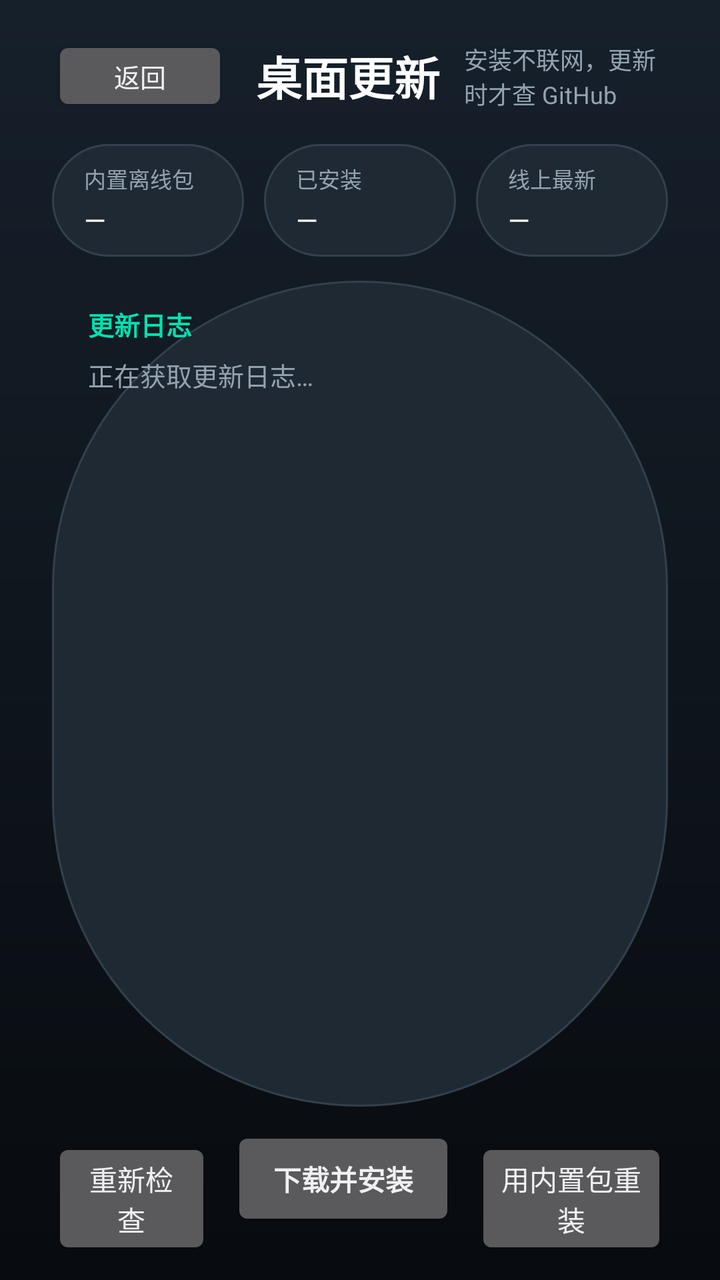
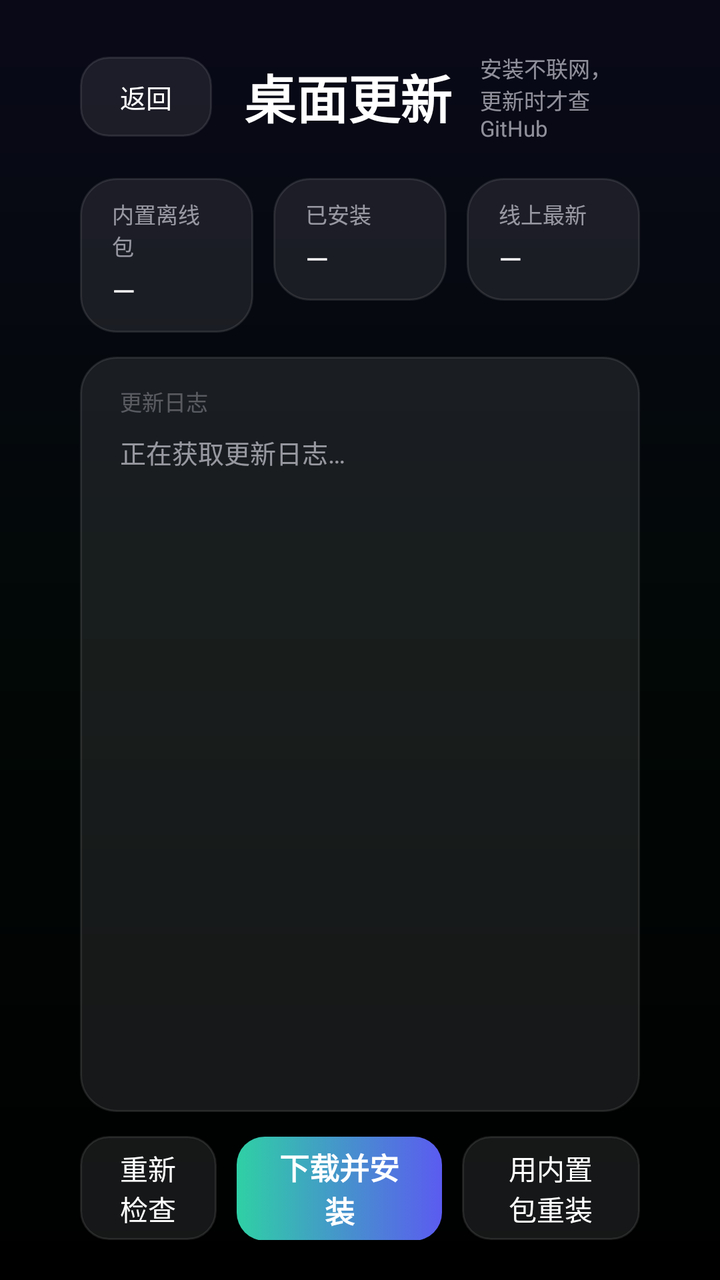

The first picture is an Android layout as it rendered before a commit; the second is the same layout after the commit. The layout source and the unified diff follow.
<!-- AndroidManifest.xml: application theme AppTheme -->
<!-- res/layout/activity_update.xml -->
<?xml version="1.0" encoding="utf-8"?>
<FrameLayout xmlns:android="http://schemas.android.com/apk/res/android"
    android:layout_width="match_parent"
    android:layout_height="match_parent"
    android:background="@drawable/bg_app">

    <LinearLayout
        android:layout_width="match_parent"
        android:layout_height="match_parent"
        android:orientation="vertical"
        android:paddingStart="26dp"
        android:paddingTop="18dp"
        android:paddingEnd="26dp"
        android:paddingBottom="16dp">

        
        <LinearLayout
            android:layout_width="match_parent"
            android:layout_height="wrap_content"
            android:gravity="center_vertical"
            android:orientation="horizontal">

            <Button
                android:id="@+id/btnBack"
                android:layout_width="wrap_content"
                android:layout_height="wrap_content"
                android:minHeight="40dp"
                android:text="@string/back"
                android:textSize="13sp" />

            <TextView
                android:layout_width="wrap_content"
                android:layout_height="wrap_content"
                android:layout_marginStart="14dp"
                android:text="@string/update_title"
                android:textColor="@color/text_primary"
                android:textSize="23sp"
                android:textStyle="bold" />

            <TextView
                android:layout_width="wrap_content"
                android:layout_height="wrap_content"
                android:layout_marginStart="12dp"
                android:text="@string/update_subtitle"
                android:textColor="@color/text_secondary"
                android:textSize="12sp" />

            <View
                android:layout_width="0dp"
                android:layout_height="1dp"
                android:layout_weight="1" />

            <TextView
                android:id="@+id/tvUpdateStatus"
                android:layout_width="wrap_content"
                android:layout_height="wrap_content"
                android:background="@drawable/bg_chip"
                android:paddingStart="14dp"
                android:paddingTop="7dp"
                android:paddingEnd="14dp"
                android:paddingBottom="7dp"
                android:text="@string/update_checking"
                android:textColor="@color/text_primary"
                android:textSize="13sp" />
        </LinearLayout>

        
        <LinearLayout
            android:layout_width="match_parent"
            android:layout_height="wrap_content"
            android:layout_marginTop="14dp"
            android:orientation="horizontal">

            <LinearLayout
                android:layout_width="0dp"
                android:layout_height="wrap_content"
                android:layout_weight="1"
                android:background="@drawable/bg_chip"
                android:orientation="vertical"
                android:paddingStart="16dp"
                android:paddingTop="9dp"
                android:paddingEnd="16dp"
                android:paddingBottom="9dp">

                <TextView
                    android:layout_width="wrap_content"
                    android:layout_height="wrap_content"
                    android:text="@string/info_bundled"
                    android:textColor="@color/text_secondary"
                    android:textSize="11sp" />

                <TextView
                    android:id="@+id/tvBundled"
                    android:layout_width="match_parent"
                    android:layout_height="wrap_content"
                    android:layout_marginTop="3dp"
                    android:ellipsize="end"
                    android:maxLines="1"
                    android:text="@string/dash"
                    android:textColor="@color/text_primary"
                    android:textSize="14sp" />
            </LinearLayout>

            <LinearLayout
                android:layout_width="0dp"
                android:layout_height="wrap_content"
                android:layout_marginStart="10dp"
                android:layout_weight="1"
                android:background="@drawable/bg_chip"
                android:orientation="vertical"
                android:paddingStart="16dp"
                android:paddingTop="9dp"
                android:paddingEnd="16dp"
                android:paddingBottom="9dp">

                <TextView
                    android:layout_width="wrap_content"
                    android:layout_height="wrap_content"
                    android:text="@string/info_installed"
                    android:textColor="@color/text_secondary"
                    android:textSize="11sp" />

                <TextView
                    android:id="@+id/tvInstalledVersion"
                    android:layout_width="match_parent"
                    android:layout_height="wrap_content"
                    android:layout_marginTop="3dp"
                    android:ellipsize="end"
                    android:maxLines="1"
                    android:text="@string/dash"
                    android:textColor="@color/text_primary"
                    android:textSize="14sp" />
            </LinearLayout>

            <LinearLayout
                android:layout_width="0dp"
                android:layout_height="wrap_content"
                android:layout_marginStart="10dp"
                android:layout_weight="1"
                android:background="@drawable/bg_chip"
                android:orientation="vertical"
                android:paddingStart="16dp"
                android:paddingTop="9dp"
                android:paddingEnd="16dp"
                android:paddingBottom="9dp">

                <TextView
                    android:layout_width="wrap_content"
                    android:layout_height="wrap_content"
                    android:text="@string/info_online"
                    android:textColor="@color/text_secondary"
                    android:textSize="11sp" />

                <TextView
                    android:id="@+id/tvOnline"
                    android:layout_width="match_parent"
                    android:layout_height="wrap_content"
                    android:layout_marginTop="3dp"
                    android:ellipsize="end"
                    android:maxLines="1"
                    android:text="@string/dash"
                    android:textColor="@color/text_primary"
                    android:textSize="14sp" />
            </LinearLayout>
        </LinearLayout>

        
        <LinearLayout
            android:layout_width="match_parent"
            android:layout_height="0dp"
            android:layout_marginTop="12dp"
            android:layout_weight="1"
            android:background="@drawable/bg_chip"
            android:orientation="vertical"
            android:paddingStart="18dp"
            android:paddingTop="12dp"
            android:paddingEnd="18dp"
            android:paddingBottom="10dp">

            <TextView
                android:layout_width="match_parent"
                android:layout_height="wrap_content"
                android:text="@string/changelog_title"
                android:textColor="@color/accent"
                android:textSize="13sp"
                android:textStyle="bold" />

            <ScrollView
                android:id="@+id/scrollChangelog"
                android:layout_width="match_parent"
                android:layout_height="0dp"
                android:layout_marginTop="6dp"
                android:layout_weight="1"
                android:focusable="true"
                android:focusableInTouchMode="true"
                android:scrollbarStyle="outsideOverlay">

                <TextView
                    android:id="@+id/tvChangelog"
                    android:layout_width="match_parent"
                    android:layout_height="wrap_content"
                    android:lineSpacingExtra="4dp"
                    android:text="@string/changelog_loading"
                    android:textColor="@color/text_secondary"
                    android:textSize="13sp" />
            </ScrollView>
        </LinearLayout>

        
        <LinearLayout
            android:id="@+id/blockBusy"
            android:layout_width="match_parent"
            android:layout_height="wrap_content"
            android:layout_marginTop="10dp"
            android:orientation="vertical"
            android:visibility="gone">

            <ProgressBar
                android:id="@+id/updateProgress"
                style="?android:attr/progressBarStyleHorizontal"
                android:layout_width="match_parent"
                android:layout_height="8dp"
                android:max="100"
                android:progressDrawable="@drawable/bg_progress" />

            <TextView
                android:id="@+id/tvBusyStep"
                android:layout_width="match_parent"
                android:layout_height="wrap_content"
                android:layout_marginTop="6dp"
                android:ellipsize="end"
                android:maxLines="1"
                android:text="@string/preparing"
                android:textColor="@color/text_secondary"
                android:textSize="12sp" />
        </LinearLayout>

        
        <LinearLayout
            android:layout_width="match_parent"
            android:layout_height="wrap_content"
            android:layout_marginTop="10dp"
            android:orientation="horizontal">

            <Button
                android:id="@+id/btnCheck"
                android:layout_width="0dp"
                android:layout_height="wrap_content"
                android:layout_weight="1"
                android:minHeight="52dp"
                android:text="@string/btn_check_online"
                android:textSize="14sp" />

            <Button
                android:id="@+id/btnDownload"
                android:layout_width="0dp"
                android:layout_height="wrap_content"
                android:layout_marginStart="10dp"
                android:layout_weight="1.4"
                android:minHeight="52dp"
                android:text="@string/btn_download_install"
                android:textSize="14sp"
                android:textStyle="bold" />

            <Button
                android:id="@+id/btnBundled"
                android:layout_width="0dp"
                android:layout_height="wrap_content"
                android:layout_marginStart="10dp"
                android:layout_weight="1.2"
                android:minHeight="52dp"
                android:text="@string/btn_reinstall_bundled"
                android:textSize="14sp" />
        </LinearLayout>
    </LinearLayout>
</FrameLayout>
<!-- resources referenced by this layout -->
<resources>
  <color name="accent">#FF00E0B0</color>
  <color name="text_secondary">#FF93A3B0</color>
  <!-- drawable bg_app (drawable) -->
  <?xml version="1.0" encoding="utf-8"?>
  <shape xmlns:android="http://schemas.android.com/apk/res/android" android:shape="rectangle">
      <gradient
          android:angle="270"
          android:endColor="@color/bg_bottom"
          android:startColor="@color/bg_top" />
  </shape>
  <!-- drawable bg_chip (drawable) -->
  <?xml version="1.0" encoding="utf-8"?>
  <shape xmlns:android="http://schemas.android.com/apk/res/android" android:shape="rectangle">
      <solid android:color="@color/card_fill" />
      <stroke android:width="1dp" android:color="@color/stroke_normal" />
      <corners android:radius="999dp" />
  </shape>
  <!-- drawable bg_progress (drawable) -->
  <?xml version="1.0" encoding="utf-8"?>
  <layer-list xmlns:android="http://schemas.android.com/apk/res/android">
      <item android:id="@android:id/background">
          <shape android:shape="rectangle">
              <solid android:color="#33FFFFFF" />
              <corners android:radius="5dp" />
          </shape>
      </item>
      <item android:id="@android:id/progress">
          <clip android:clipOrientation="horizontal" android:gravity="left">
              <shape android:shape="rectangle">
                  <gradient
                      android:angle="0"
                      android:endColor="#FF00B0FF"
                      android:startColor="@color/accent" />
                  <corners android:radius="5dp" />
              </shape>
          </clip>
      </item>
  </layer-list>
  <style name="AppTheme" parent="@android:style/Theme.DeviceDefault.NoActionBar">
          
          <item name="android:windowFullscreen">true</item>
          <item name="android:windowContentOverlay">@null</item>
      </style>
  <color name="bg_bottom">#FF080B0F</color>
  <color name="bg_top">#FF16202B</color>
  <color name="card_fill">#FF1F2933</color>
  <color name="stroke_normal">#FF33404D</color>
  <!-- unchanged entries left out for length: 15 -->
</resources>

<!-- the commit's change to res/layout/activity_update.xml (unified diff, before → after) -->
@@ -8,10 +8,10 @@
         android:layout_width="match_parent"
         android:layout_height="match_parent"
         android:orientation="vertical"
-        android:paddingStart="26dp"
-        android:paddingTop="18dp"
-        android:paddingEnd="26dp"
-        android:paddingBottom="16dp">
+        android:paddingStart="40dp"
+        android:paddingTop="26dp"
+        android:paddingEnd="40dp"
+        android:paddingBottom="20dp">
 
         
         <LinearLayout
@@ -22,28 +22,25 @@
 
             <Button
                 android:id="@+id/btnBack"
-                android:layout_width="wrap_content"
-                android:layout_height="wrap_content"
-                android:minHeight="40dp"
+                style="@style/Btn.Ghost"
+                android:layout_width="wrap_content"
+                android:layout_height="40dp"
                 android:text="@string/back"
                 android:textSize="13sp" />
 
             <TextView
                 android:layout_width="wrap_content"
                 android:layout_height="wrap_content"
+                android:layout_marginStart="16dp"
+                android:text="@string/update_title"
+                style="@style/Text.LargeTitle" />
+
+            <TextView
+                android:layout_width="wrap_content"
+                android:layout_height="wrap_content"
                 android:layout_marginStart="14dp"
-                android:text="@string/update_title"
-                android:textColor="@color/text_primary"
-                android:textSize="23sp"
-                android:textStyle="bold" />
-
-            <TextView
-                android:layout_width="wrap_content"
-                android:layout_height="wrap_content"
-                android:layout_marginStart="12dp"
                 android:text="@string/update_subtitle"
-                android:textColor="@color/text_secondary"
-                android:textSize="12sp" />
+                style="@style/Text.Caption" />
 
             <View
                 android:layout_width="0dp"
@@ -55,10 +52,10 @@
                 android:layout_width="wrap_content"
                 android:layout_height="wrap_content"
                 android:background="@drawable/bg_chip"
-                android:paddingStart="14dp"
-                android:paddingTop="7dp"
-                android:paddingEnd="14dp"
-                android:paddingBottom="7dp"
+                android:paddingStart="16dp"
+                android:paddingTop="8dp"
+                android:paddingEnd="16dp"
+                android:paddingBottom="8dp"
                 android:text="@string/update_checking"
                 android:textColor="@color/text_primary"
                 android:textSize="13sp" />
@@ -68,37 +65,36 @@
         <LinearLayout
             android:layout_width="match_parent"
             android:layout_height="wrap_content"
-            android:layout_marginTop="14dp"
+            android:layout_marginTop="18dp"
             android:orientation="horizontal">
 
             <LinearLayout
                 android:layout_width="0dp"
                 android:layout_height="wrap_content"
                 android:layout_weight="1"
-                android:background="@drawable/bg_chip"
+                android:background="@drawable/bg_panel"
                 android:orientation="vertical"
                 android:paddingStart="16dp"
-                android:paddingTop="9dp"
-                android:paddingEnd="16dp"
-                android:paddingBottom="9dp">
+                android:paddingTop="10dp"
+                android:paddingEnd="16dp"
+                android:paddingBottom="11dp">
 
                 <TextView
                     android:layout_width="wrap_content"
                     android:layout_height="wrap_content"
                     android:text="@string/info_bundled"
-                    android:textColor="@color/text_secondary"
-                    android:textSize="11sp" />
+                    style="@style/Text.Caption" />
 
                 <TextView
                     android:id="@+id/tvBundled"
                     android:layout_width="match_parent"
                     android:layout_height="wrap_content"
-                    android:layout_marginTop="3dp"
+                    android:layout_marginTop="4dp"
                     android:ellipsize="end"
                     android:maxLines="1"
                     android:text="@string/dash"
                     android:textColor="@color/text_primary"
-                    android:textSize="14sp" />
+                    android:textSize="15sp" />
             </LinearLayout>
 
             <LinearLayout
@@ -106,30 +102,29 @@
                 android:layout_height="wrap_content"
                 android:layout_marginStart="10dp"
                 android:layout_weight="1"
-                android:background="@drawable/bg_chip"
+                android:background="@drawable/bg_panel"
                 android:orientation="vertical"
                 android:paddingStart="16dp"
-                android:paddingTop="9dp"
-                android:paddingEnd="16dp"
-                android:paddingBottom="9dp">
+                android:paddingTop="10dp"
+                android:paddingEnd="16dp"
+                android:paddingBottom="11dp">
 
                 <TextView
                     android:layout_width="wrap_content"
                     android:layout_height="wrap_content"
                     android:text="@string/info_installed"
-                    android:textColor="@color/text_secondary"
-                    android:textSize="11sp" />
+                    style="@style/Text.Caption" />
 
                 <TextView
                     android:id="@+id/tvInstalledVersion"
                     android:layout_width="match_parent"
                     android:layout_height="wrap_content"
-                    android:layout_marginTop="3dp"
+                    android:layout_marginTop="4dp"
                     android:ellipsize="end"
                     android:maxLines="1"
                     android:text="@string/dash"
                     android:textColor="@color/text_primary"
-                    android:textSize="14sp" />
+                    android:textSize="15sp" />
             </LinearLayout>
 
             <LinearLayout
@@ -137,30 +132,29 @@
                 android:layout_height="wrap_content"
                 android:layout_marginStart="10dp"
                 android:layout_weight="1"
-                android:background="@drawable/bg_chip"
+                android:background="@drawable/bg_panel"
                 android:orientation="vertical"
                 android:paddingStart="16dp"
-                android:paddingTop="9dp"
-                android:paddingEnd="16dp"
-                android:paddingBottom="9dp">
+                android:paddingTop="10dp"
+                android:paddingEnd="16dp"
+                android:paddingBottom="11dp">
 
                 <TextView
                     android:layout_width="wrap_content"
                     android:layout_height="wrap_content"
                     android:text="@string/info_online"
-                    android:textColor="@color/text_secondary"
-                    android:textSize="11sp" />
+                    style="@style/Text.Caption" />
 
                 <TextView
                     android:id="@+id/tvOnline"
                     android:layout_width="match_parent"
                     android:layout_height="wrap_content"
-                    android:layout_marginTop="3dp"
+                    android:layout_marginTop="4dp"
                     android:ellipsize="end"
                     android:maxLines="1"
                     android:text="@string/dash"
                     android:textColor="@color/text_primary"
-                    android:textSize="14sp" />
+                    android:textSize="15sp" />
             </LinearLayout>
         </LinearLayout>
 
@@ -170,26 +164,25 @@
             android:layout_height="0dp"
             android:layout_marginTop="12dp"
             android:layout_weight="1"
-            android:background="@drawable/bg_chip"
+            android:background="@drawable/bg_panel"
             android:orientation="vertical"
-            android:paddingStart="18dp"
-            android:paddingTop="12dp"
-            android:paddingEnd="18dp"
-            android:paddingBottom="10dp">
+            android:paddingStart="20dp"
+            android:paddingTop="14dp"
+            android:paddingEnd="20dp"
+            android:paddingBottom="12dp">
 
             <TextView
                 android:layout_width="match_parent"
                 android:layout_height="wrap_content"
                 android:text="@string/changelog_title"
-                android:textColor="@color/accent"
-                android:textSize="13sp"
-                android:textStyle="bold" />
+                android:textColor="@color/text_tertiary"
+                android:textSize="11sp" />
 
             <ScrollView
                 android:id="@+id/scrollChangelog"
                 android:layout_width="match_parent"
                 android:layout_height="0dp"
-                android:layout_marginTop="6dp"
+                android:layout_marginTop="8dp"
                 android:layout_weight="1"
                 android:focusable="true"
                 android:focusableInTouchMode="true"
@@ -199,10 +192,9 @@
                     android:id="@+id/tvChangelog"
                     android:layout_width="match_parent"
                     android:layout_height="wrap_content"
-                    android:lineSpacingExtra="4dp"
+                    android:lineSpacingExtra="5dp"
                     android:text="@string/changelog_loading"
-                    android:textColor="@color/text_secondary"
-                    android:textSize="13sp" />
+                    style="@style/Text.Callout" />
             </ScrollView>
         </LinearLayout>
 
@@ -211,7 +203,7 @@
             android:id="@+id/blockBusy"
             android:layout_width="match_parent"
             android:layout_height="wrap_content"
-            android:layout_marginTop="10dp"
+            android:layout_marginTop="12dp"
             android:orientation="vertical"
             android:visibility="gone">
 
@@ -227,50 +219,45 @@
                 android:id="@+id/tvBusyStep"
                 android:layout_width="match_parent"
                 android:layout_height="wrap_content"
-                android:layout_marginTop="6dp"
+                android:layout_marginTop="8dp"
                 android:ellipsize="end"
                 android:maxLines="1"
                 android:text="@string/preparing"
-                android:textColor="@color/text_secondary"
-                android:textSize="12sp" />
-        </LinearLayout>
-
-        
-        <LinearLayout
-            android:layout_width="match_parent"
-            android:layout_height="wrap_content"
-            android:layout_marginTop="10dp"
+                style="@style/Text.Caption" />
+        </LinearLayout>
+
+        
+        <LinearLayout
+            android:layout_width="match_parent"
+            android:layout_height="wrap_content"
+            android:layout_marginTop="12dp"
             android:orientation="horizontal">
 
             <Button
                 android:id="@+id/btnCheck"
-                android:layout_width="0dp"
-                android:layout_height="wrap_content"
-                android:layout_weight="1"
-                android:minHeight="52dp"
-                android:text="@string/btn_check_online"
-                android:textSize="14sp" />
+                style="@style/Btn.Ghost"
+                android:layout_width="0dp"
+                android:layout_height="52dp"
+                android:layout_weight="1"
+                android:text="@string/btn_check_online" />
 
             <Button
                 android:id="@+id/btnDownload"
-                android:layout_width="0dp"
-                android:layout_height="wrap_content"
-                android:layout_marginStart="10dp"
-                android:layout_weight="1.4"
-                android:minHeight="52dp"
-                android:text="@string/btn_download_install"
-                android:textSize="14sp"
-                android:textStyle="bold" />
+                style="@style/Btn.Primary"
+                android:layout_width="0dp"
+                android:layout_height="52dp"
+                android:layout_marginStart="10dp"
+                android:layout_weight="1.5"
+                android:text="@string/btn_download_install" />
 
             <Button
                 android:id="@+id/btnBundled"
-                android:layout_width="0dp"
-                android:layout_height="wrap_content"
-                android:layout_marginStart="10dp"
-                android:layout_weight="1.2"
-                android:minHeight="52dp"
-                android:text="@string/btn_reinstall_bundled"
-                android:textSize="14sp" />
+                style="@style/Btn.Ghost"
+                android:layout_width="0dp"
+                android:layout_height="52dp"
+                android:layout_marginStart="10dp"
+                android:layout_weight="1.3"
+                android:text="@string/btn_reinstall_bundled" />
         </LinearLayout>
     </LinearLayout>
 </FrameLayout>
<!-- resource entries referenced after the edit -->
@@ -1,28 +1,56 @@
 <!-- resources referenced by this layout -->
 <resources>
-  <color name="accent">#FF00E0B0</color>
-  <color name="text_secondary">#FF93A3B0</color>
-  <!-- drawable bg_app (drawable) -->
+  <color name="text_tertiary">#4DEBEBF5</color>
+  <color name="text_secondary">#99EBEBF5</color>
+  <color name="focus">#FFF5F5F7</color>
+  <color name="fill_strong">#52787880</color>
+  <!-- drawable bg_brand (drawable) -->
   <?xml version="1.0" encoding="utf-8"?>
   <shape xmlns:android="http://schemas.android.com/apk/res/android" android:shape="rectangle">
       <gradient
-          android:angle="270"
-          android:endColor="@color/bg_bottom"
-          android:startColor="@color/bg_top" />
+          android:angle="0"
+          android:endColor="@color/brand_end"
+          android:startColor="@color/brand_start" />
+      <corners android:radius="14dp" />
   </shape>
+  <!-- drawable bg_app (drawable) -->
+  <?xml version="1.0" encoding="utf-8"?>
+  <layer-list xmlns:android="http://schemas.android.com/apk/res/android">
+      <item>
+          <shape android:shape="rectangle">
+              <solid android:color="@color/background" />
+          </shape>
+      </item>
+      <item>
+          <shape android:shape="rectangle">
+              <gradient
+                  android:angle="270"
+                  android:centerColor="#0A2FD0A5"
+                  android:endColor="#00000000"
+                  android:startColor="#1A5B5BF0" />
+          </shape>
+      </item>
+  </layer-list>
   <!-- drawable bg_chip (drawable) -->
   <?xml version="1.0" encoding="utf-8"?>
   <shape xmlns:android="http://schemas.android.com/apk/res/android" android:shape="rectangle">
-      <solid android:color="@color/card_fill" />
-      <stroke android:width="1dp" android:color="@color/stroke_normal" />
+      <solid android:color="@color/fill" />
+      <stroke android:width="1dp" android:color="@color/hairline" />
       <corners android:radius="999dp" />
+  </shape>
+  <!-- drawable bg_panel (drawable) -->
+  <?xml version="1.0" encoding="utf-8"?>
+  <shape xmlns:android="http://schemas.android.com/apk/res/android" android:shape="rectangle">
+      <solid android:color="@color/fill" />
+      <stroke android:width="1dp" android:color="@color/hairline" />
+      <corners android:radius="18dp" />
   </shape>
   <!-- drawable bg_progress (drawable) -->
   <?xml version="1.0" encoding="utf-8"?>
   <layer-list xmlns:android="http://schemas.android.com/apk/res/android">
       <item android:id="@android:id/background">
           <shape android:shape="rectangle">
-              <solid android:color="#33FFFFFF" />
+              <solid android:color="@color/fill" />
               <corners android:radius="5dp" />
           </shape>
       </item>
@@ -31,22 +59,91 @@
               <shape android:shape="rectangle">
                   <gradient
                       android:angle="0"
-                      android:endColor="#FF00B0FF"
-                      android:startColor="@color/accent" />
+                      android:endColor="@color/brand_end"
+                      android:startColor="@color/brand_start" />
                   <corners android:radius="5dp" />
               </shape>
           </clip>
       </item>
   </layer-list>
+  <style name="Btn.Ghost">
+          <item name="android:background">@drawable/btn_ghost</item>
+          <item name="android:textColor">@color/btn_ghost_text</item>
+          <item name="android:textSize">14sp</item>
+      </style>
+  <style name="Btn.Primary">
+          <item name="android:background">@drawable/btn_primary</item>
+          <item name="android:textColor">@color/btn_primary_text</item>
+          <item name="android:textSize">15sp</item>
+          <item name="android:textStyle">bold</item>
+      </style>
+  <style name="Text.Callout">
+          <item name="android:textColor">@color/text_secondary</item>
+          <item name="android:textSize">13sp</item>
+          <item name="android:includeFontPadding">false</item>
+      </style>
+  <style name="Text.Caption">
+          <item name="android:textColor">@color/text_secondary</item>
+          <item name="android:textSize">11sp</item>
+          <item name="android:includeFontPadding">false</item>
+      </style>
+  <style name="Text.LargeTitle">
+          <item name="android:textColor">@color/text_primary</item>
+          <item name="android:textSize">26sp</item>
+          <item name="android:textStyle">bold</item>
+          <item name="android:includeFontPadding">false</item>
+      </style>
   <style name="AppTheme" parent="@android:style/Theme.DeviceDefault.NoActionBar">
-          
           <item name="android:windowFullscreen">true</item>
           <item name="android:windowContentOverlay">@null</item>
+          <item name="android:windowBackground">@color/background</item>
+          <item name="android:colorBackground">@color/background</item>
       </style>
-  <color name="bg_bottom">#FF080B0F</color>
-  <color name="bg_top">#FF16202B</color>
-  <color name="card_fill">#FF1F2933</color>
-  <color name="stroke_normal">#FF33404D</color>
+  <color name="background">#FF000000</color>
+  <color name="fill">#2E787880</color>
+  <color name="hairline">#1AFFFFFF</color>
+  <color name="brand_end">#FF5B5BF0</color>
+  <color name="brand_start">#FF2FD0A5</color>
+  <!-- drawable btn_ghost (drawable) -->
+  <?xml version="1.0" encoding="utf-8"?>
+  <selector xmlns:android="http://schemas.android.com/apk/res/android">
+      <item android:state_focused="true">
+          <shape android:shape="rectangle">
+              <solid android:color="@color/focus" />
+              <corners android:radius="14dp" />
+          </shape>
+      </item>
+      <item android:state_pressed="true">
+          <shape android:shape="rectangle">
+              <solid android:color="@color/fill_strong" />
+              <corners android:radius="14dp" />
+          </shape>
+      </item>
+      <item>
+          <shape android:shape="rectangle">
+              <solid android:color="@color/fill" />
+              <stroke android:width="1dp" android:color="@color/hairline" />
+              <corners android:radius="14dp" />
+          </shape>
+      </item>
+  </selector>
+  <!-- drawable btn_primary (drawable) -->
+  <?xml version="1.0" encoding="utf-8"?>
+  <selector xmlns:android="http://schemas.android.com/apk/res/android">
+      <item android:state_focused="true">
+          <shape android:shape="rectangle">
+              <solid android:color="@color/focus" />
+              <corners android:radius="14dp" />
+          </shape>
+      </item>
+      <item android:state_pressed="true">
+          <shape android:shape="rectangle">
+              <solid android:color="#E6F5F5F7" />
+              <corners android:radius="14dp" />
+          </shape>
+      </item>
+      <item android:drawable="@drawable/bg_brand" />
+  </selector>
   <!-- unchanged entries left out for length: 15 -->
 </resources>
 
